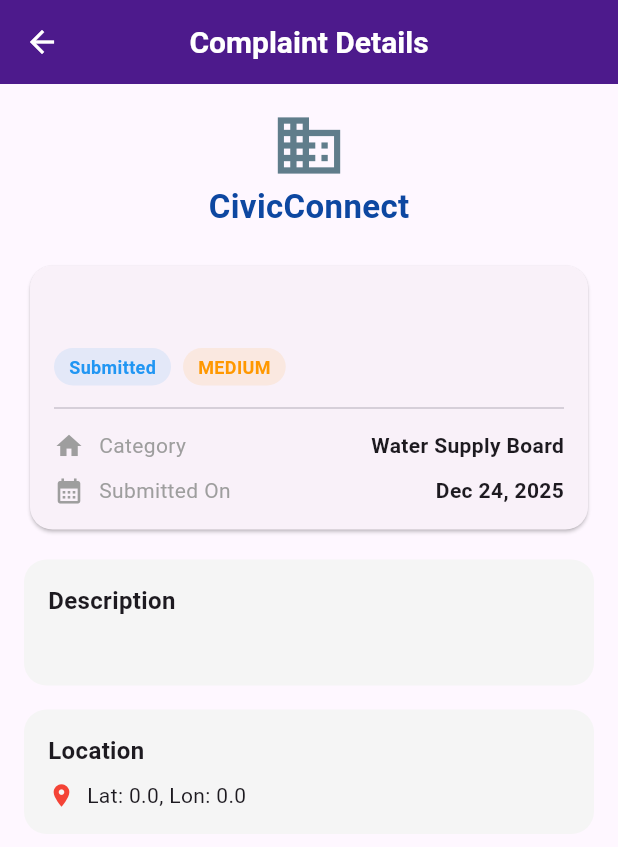
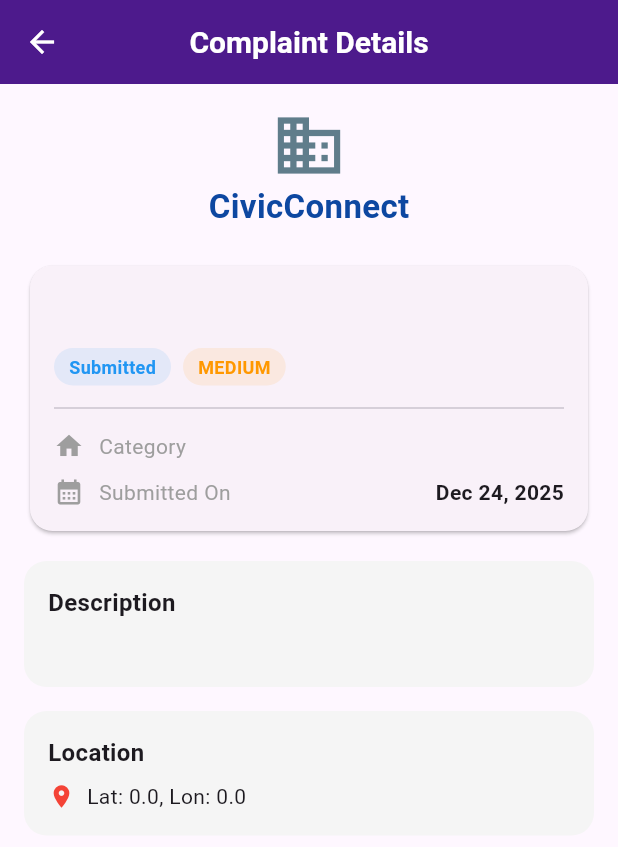
Before and after one commit to ranjith23-hub/complaint_system, a Flutter app: the ComplaintDetailsPage screen opened directly with empty values, on a phone screen of 412 x 824 dp. Shown: the top 847 px of the screen. Run offline on Flutter 3.47's test engine with Material 3 defaults, Android fonts, the light colour scheme and no system bars; our stand-ins replace cloud_firestore, firebase_auth, firebase_core, geolocator, image_picker; missing offline and left inert: cloudinary_public; accounts and stored records are empty; generated files the repository leaves out were written again.

Commit message:
added category

```diff
--- a/lib/screens/add_complaint_screen.dart
+++ b/lib/screens/add_complaint_screen.dart
@@ -113,15 +113,14 @@
       String customId = "COM-${DateTime.now().millisecondsSinceEpoch}-${user?.uid.substring(0, 5)}".toUpperCase();
 
       // Generate Keywords for Search
-      List<String> keywords = _generateSearchKeywords(customId);
+      //List<String> keywords = _generateSearchKeywords(customId);
 
       // Save to Firestore
       await FirebaseFirestore.instance.collection('complaints').doc(customId).set({
         'complaintId': customId,
-        'searchKeywords': keywords, // Enabled substring search
         'title': _titleController.text.trim(),
         'description': _descController.text.trim(),
-        'category': "General",
+        'category':  "Water Supply Board",
         'userId': user?.uid,
         'imageUrl': finalImageUrl,
         'latitude': _currentPosition?.latitude,
--- a/lib/screens/complaint_detail_screen.dart
+++ b/lib/screens/complaint_detail_screen.dart
@@ -57,7 +57,7 @@
                       ],
                     ),
                     const Divider(height: 30),
-                    _detailRow(Icons.home, "Category", "Water Supply Board"), // Map to your model category
+                    _detailRow(Icons.home, "Category",complaint.category), // Map to your model category
                     const SizedBox(height: 10),
                     _detailRow(Icons.calendar_month, "Submitted On", DateFormat('MMM d, yyyy').format(complaint.date)),
                   ],
```
